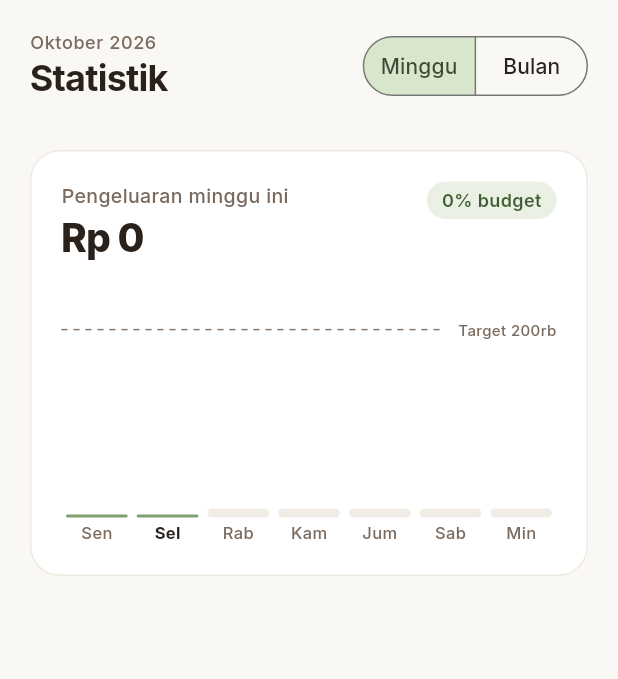
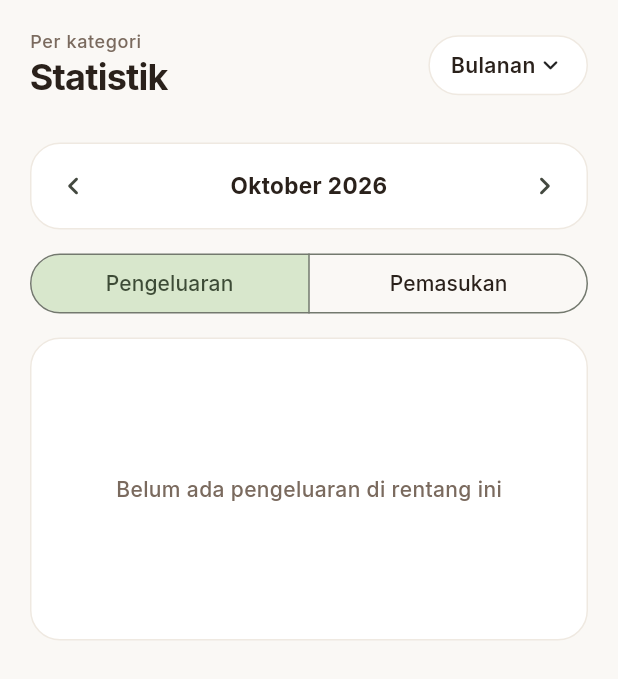
Before and after one commit to Lim018/koin, a Flutter app: the InsightView widget shown alone on an empty page, opened directly with empty values, on a phone screen of 412 x 824 dp. Shown: the top 679 px of the screen. Run offline on Flutter 3.47's test engine with Material 3 defaults, Android fonts, the phone set to English and light mode, and no system bars; our stand-ins replace flutter_riverpod, isar_community; missing offline and left inert: home_widget; accounts and stored records are empty; generated files the repository leaves out were written again.

Commit message:
Statistik grafik bulat per kategori dengan filter rentang
Tab Grafik kini menampilkan diagram donat pengeluaran/pemasukan per
kategori beserta persentasenya, dengan pilihan Mingguan, Bulanan,
Tahunan, atau Periode (rentang tanggal bebas).

```diff
--- a/lib/core/budget/budget.dart
+++ b/lib/core/budget/budget.dart
@@ -38,6 +38,9 @@ DateRange weekRange(DateTime t) {
 
 DateRange monthRange(DateTime t) =>
     (start: DateTime(t.year, t.month), end: DateTime(t.year, t.month + 1));
+
+DateRange yearRange(DateTime t) =>
+    (start: DateTime(t.year), end: DateTime(t.year + 1));
 
 /// Every entry ever recorded (account balances, profile stats).
 final allTime = (start: DateTime(1970), end: DateTime(9999));
--- a/lib/core/providers.dart
+++ b/lib/core/providers.dart
@@ -44,9 +44,8 @@ final accountsProvider = StreamProvider<List<Account>>(
 
 /// Built-in plus user-added categories.
 final categoriesProvider = StreamProvider<Categories>(
-  (ref) => ref.watch(repositoryProvider).watchCustomCategories().map(
-    Categories.new,
-  ),
+  (ref) =>
+      ref.watch(repositoryProvider).watchCustomCategories().map(Categories.new),
 );
 
 /// Equipped pet, accessory and habitat; the default look while loading.
--- a/lib/features/insight/insight_page.dart
+++ b/lib/features/insight/insight_page.dart
@@ -1,17 +1,44 @@
+import 'dart:math' as math;
+
 import 'package:flutter/material.dart';
 import 'package:flutter_riverpod/flutter_riverpod.dart';
 import 'package:intl/intl.dart';
 
 import '../../core/budget/budget.dart';
+import '../../core/categories.dart';
+import '../../core/db/transaction.dart';
 import '../../core/format.dart';
 import '../../core/providers.dart';
 import '../../core/theme/app_colors.dart';
 import '../../ui/cozy.dart';
 import '../shell/home_shell.dart';
 
-enum _Period { week, month }
+enum _Period {
+  weekly('Mingguan'),
+  monthly('Bulanan'),
+  annually('Tahunan'),
+  custom('Periode');
 
-/// Spending per day vs. the daily target.
+  const _Period(this.label);
+
+  final String label;
+}
+
+/// Slice colours by rank, largest category first.
+const _sliceColors = [
+  Color(0xFFF2735F),
+  Color(0xFFF79A5B),
+  Color(0xFFF6C344),
+  Color(0xFFE9DC4A),
+  Color(0xFFB5D65A),
+  Color(0xFF7FB77E),
+  Color(0xFF6FA8C9),
+  Color(0xFFA78BC9),
+];
+const _restColor = Color(0xFFC9BFB4);
+
+/// Spending (or income) per category as a pie chart, for a week, month, year
+/// or a picked period.
 class InsightView extends ConsumerStatefulWidget {
   const InsightView({super.key, required this.viewSwitch});
 
@@ -23,16 +50,71 @@ class InsightView extends ConsumerStatefulWidget {
 }
 
 class _InsightViewState extends ConsumerState<InsightView> {
-  var _period = _Period.week;
+  var _period = _Period.monthly;
+  var _kind = TransactionKind.expense;
+
+  /// A day inside the shown week/month/year.
+  late DateTime _anchor = dateOnly(DateTime.now());
+
+  /// The picked range for [_Period.custom]; defaults to this month.
+  late DateRange _custom = monthRange(_anchor);
+
+  DateRange get _range => switch (_period) {
+    _Period.weekly => weekRange(_anchor),
+    _Period.monthly => monthRange(_anchor),
+    _Period.annually => yearRange(_anchor),
+    _Period.custom => _custom,
+  };
+
+  void _shift(int delta) => setState(() {
+    final a = _anchor;
+    _anchor = switch (_period) {
+      _Period.weekly => DateTime(a.year, a.month, a.day + 7 * delta),
+      _Period.monthly => DateTime(a.year, a.month + delta),
+      _Period.annually => DateTime(a.year + delta),
+      _Period.custom => a,
+    };
+  });
+
+  Future<void> _pickRange() async {
+    final today = ref.read(todayProvider);
+    final picked = await showDateRangePicker(
+      context: context,
+      firstDate: DateTime(2000),
+      lastDate: DateTime(today.year + 1, 12, 31),
+      initialDateRange: DateTimeRange(
+        start: _custom.start,
+        end: _custom.end.subtract(const Duration(days: 1)),
+      ),
+      helpText: 'Pilih periode',
+      saveText: 'PAKAI',
+    );
+    if (picked == null) return;
+    setState(() {
+      _custom = (
+        start: dateOnly(picked.start),
+        end: DateTime(picked.end.year, picked.end.month, picked.end.day + 1),
+      );
+    });
+  }
+
+  String _label(DateRange r) {
+    final last = DateTime(r.end.year, r.end.month, r.end.day - 1);
+    return switch (_period) {
+      _Period.monthly => DateFormat('MMMM yyyy', 'id_ID').format(r.start),
+      _Period.annually => '${r.start.year}',
+      _ =>
+        '${DateFormat('d MMM', 'id_ID').format(r.start)} – '
+            '${DateFormat('d MMM yyyy', 'id_ID').format(last)}',
+    };
+  }
 
   @override
   Widget build(BuildContext context) {
-    final today = ref.watch(todayProvider);
-    final range = _period == _Period.week
-        ? weekRange(today)
-        : monthRange(today);
+    final range = _range;
     final txs = ref.watch(transactionsProvider(range));
-    final user = ref.watch(userStateProvider);
+    final categories =
+        ref.watch(categoriesProvider).valueOrNull ?? Categories();
 
     return SafeArea(
       bottom: false,
@@ -40,34 +122,81 @@ class _InsightViewState extends ConsumerState<InsightView> {
         padding: const EdgeInsets.fromLTRB(20, 20, 20, navBarClearance),
         children: [
           PageHeader(
-            context: DateFormat('MMMM yyyy', 'id_ID').format(today),
+            context: 'Per kategori',
             title: 'Statistik',
             actions: [
-              SegmentedButton<_Period>(
-                showSelectedIcon: false,
-                segments: const [
-                  ButtonSegment(value: _Period.week, label: Text('Minggu')),
-                  ButtonSegment(value: _Period.month, label: Text('Bulan')),
+              PopupMenuButton<_Period>(
+                tooltip: 'Pilih rentang',
+                initialValue: _period,
+                onSelected: (p) {
+                  setState(() => _period = p);
+                  if (p == _Period.custom) _pickRange();
+                },
+                itemBuilder: (context) => [
+                  for (final p in _Period.values)
+                    PopupMenuItem(value: p, child: Text(p.label)),
                 ],
-                selected: {_period},
-                onSelectionChanged: (s) => setState(() => _period = s.first),
+                child: Container(
+                  height: 40,
+                  padding: const EdgeInsets.symmetric(horizontal: 14),
+                  decoration: BoxDecoration(
+                    color: AppColors.card,
+                    borderRadius: BorderRadius.circular(20),
+                    border: Border.all(color: AppColors.cardBorder),
+                  ),
+                  child: Row(
+                    mainAxisSize: MainAxisSize.min,
+                    children: [
+                      Text(
+                        _period.label,
+                        style: const TextStyle(
+                          fontSize: 14,
+                          fontWeight: FontWeight.w600,
+                        ),
+                      ),
+                      const Icon(Icons.expand_more_rounded, size: 20),
+                    ],
+                  ),
+                ),
               ),
             ],
           ),
           const SizedBox(height: 16),
           widget.viewSwitch,
-          const SizedBox(height: 16),
-          switch ((txs, user)) {
-            (AsyncData(value: final t), AsyncData(value: final u)) =>
-              _SpendingCard(
-                period: _period,
-                range: range,
-                today: today,
-                totals: dailyTotals(t),
-                dailyBudget: u.dailyBudgetTarget,
+          const SizedBox(height: 12),
+          _RangeBar(
+            label: _label(range),
+            onPrevious: _period == _Period.custom ? null : () => _shift(-1),
+            onNext: _period == _Period.custom ? null : () => _shift(1),
+            onPick: _period == _Period.custom ? _pickRange : null,
           ),
-            (AsyncError(:final error), _) ||
-            (_, AsyncError(:final error)) => ErrorText(error),
+          const SizedBox(height: 12),
+          SegmentedButton<TransactionKind>(
+            showSelectedIcon: false,
+            expandedInsets: EdgeInsets.zero,
+            segments: const [
+              ButtonSegment(
+                value: TransactionKind.expense,
+                label: Text('Pengeluaran'),
+              ),
+              ButtonSegment(
+                value: TransactionKind.income,
+                label: Text('Pemasukan'),
+              ),
+            ],
+            selected: {_kind},
+            onSelectionChanged: (s) => setState(() => _kind = s.first),
+          ),
+          const SizedBox(height: 12),
+          switch (txs) {
+            AsyncData(value: final t) => _Breakdown(
+              kind: _kind,
+              slices: _slices([
+                for (final x in t)
+                  if (x.kind == _kind) x,
+              ], categories),
+            ),
+            AsyncError(:final error) => ErrorText(error),
             _ => const SizedBox(
               height: 280,
               child: Center(child: CircularProgressIndicator()),
@@ -79,85 +208,222 @@ class _InsightViewState extends ConsumerState<InsightView> {
   }
 }
 
-class _SpendingCard extends StatelessWidget {
-  const _SpendingCard({
-    required this.period,
-    required this.range,
-    required this.today,
-    required this.totals,
-    required this.dailyBudget,
+typedef _Slice = ({TxCategory category, double amount, Color color});
+
+/// Totals per category, largest first, coloured by rank.
+List<_Slice> _slices(List<Transaction> txs, Categories categories) {
+  final byLabel = <String, ({TxCategory category, double amount})>{};
+  for (final t in txs) {
+    final c = categories.of(t);
+    final prev = byLabel[c.label];
+    byLabel[c.label] = (category: c, amount: (prev?.amount ?? 0) + t.amount);
+  }
+  final sorted = byLabel.values.toList()
+    ..sort((a, b) => b.amount.compareTo(a.amount));
+  return [
+    for (final (i, s) in sorted.indexed)
+      (
+        category: s.category,
+        amount: s.amount,
+        color: i < _sliceColors.length ? _sliceColors[i] : _restColor,
+      ),
+  ];
+}
+
+class _RangeBar extends StatelessWidget {
+  const _RangeBar({
+    required this.label,
+    required this.onPrevious,
+    required this.onNext,
+    required this.onPick,
   });
 
-  final _Period period;
-  final DateRange range;
-  final DateTime today;
-  final Map<DateTime, double> totals;
-  final double dailyBudget;
+  final String label;
+  final VoidCallback? onPrevious;
+  final VoidCallback? onNext;
+
+  /// Opens the range picker ([_Period.custom] only).
+  final VoidCallback? onPick;
 
   @override
   Widget build(BuildContext context) {
-    final days = [
-      for (
-        var d = range.start;
-        d.isBefore(range.end);
-        d = DateTime(d.year, d.month, d.day + 1)
+    final pick = onPick;
+    return CozyCard(
+      radius: 20,
+      padding: const EdgeInsets.symmetric(horizontal: 4, vertical: 4),
+      child: Row(
+        children: [
+          if (pick == null)
+            IconButton(
+              tooltip: 'Sebelumnya',
+              onPressed: onPrevious,
+              icon: const Icon(Icons.chevron_left_rounded),
+            ),
+          Expanded(
+            child: pick == null
+                ? Text(
+                    label,
+                    textAlign: TextAlign.center,
+                    style: const TextStyle(
+                      fontSize: 15,
+                      fontWeight: FontWeight.w700,
+                    ),
                   )
-        d,
-    ];
-    final total = totals.values.fold(0.0, (a, b) => a + b);
-    final budget = dailyBudget * days.length;
-    final ratio = budget > 0 ? total / budget : 0.0;
-    final isWeek = period == _Period.week;
+                : TextButton.icon(
+                    onPressed: pick,
+                    icon: const Icon(Icons.date_range_rounded),
+                    label: Text(label),
+                  ),
+          ),
+          if (pick == null)
+            IconButton(
+              tooltip: 'Berikutnya',
+              onPressed: onNext,
+              icon: const Icon(Icons.chevron_right_rounded),
+            ),
+        ],
+      ),
+    );
+  }
+}
 
+class _Breakdown extends StatelessWidget {
+  const _Breakdown({required this.kind, required this.slices});
+
+  final TransactionKind kind;
+  final List<_Slice> slices;
+
+  @override
+  Widget build(BuildContext context) {
+    final income = kind == TransactionKind.income;
+    final total = slices.fold(0.0, (a, s) => a + s.amount);
+    if (total <= 0) {
       return CozyCard(
+        child: SizedBox(
+          height: 160,
+          child: Center(
+            child: Text(
+              income
+                  ? 'Belum ada pemasukan di rentang ini'
+                  : 'Belum ada pengeluaran di rentang ini',
+              style: const TextStyle(color: AppColors.textSecondary),
+            ),
+          ),
+        ),
+      );
+    }
+
+    return Column(
+      children: [
+        CozyCard(
+          child: Center(
+            child: SizedBox.square(
+              dimension: 220,
+              child: Semantics(
+                label: [
+                  for (final s in slices)
+                    '${s.category.label} '
+                        '${(s.amount / total * 100).round()} persen',
+                ].join(', '),
+                excludeSemantics: true,
+                child: CustomPaint(
+                  painter: _PiePainter(slices: slices, total: total),
+                  child: Center(
                     child: Column(
-        crossAxisAlignment: CrossAxisAlignment.start,
-        children: [
-          Row(
-            crossAxisAlignment: CrossAxisAlignment.start,
-            children: [
-              Expanded(
-                child: Column(
-                  crossAxisAlignment: CrossAxisAlignment.start,
+                      mainAxisSize: MainAxisSize.min,
                       children: [
                         Text(
-                      isWeek
-                          ? 'Pengeluaran minggu ini'
-                          : 'Pengeluaran bulan ini',
+                          income ? 'Pemasukan' : 'Pengeluaran',
                           style: const TextStyle(
-                        fontSize: 13,
+                            fontSize: 12,
                             color: AppColors.textSecondary,
                           ),
                         ),
                         Text(
-                      formatRupiah(total),
+                          formatShort(total),
                           style: const TextStyle(
-                        fontSize: 26,
+                            fontSize: 24,
                             fontWeight: FontWeight.w800,
-                        letterSpacing: -0.6,
+                            letterSpacing: -0.5,
                           ),
                         ),
                       ],
                     ),
                   ),
-              StatusPill(
-                label: '${(ratio * 100).round()}% budget',
-                over: ratio > 1,
+                ),
+              ),
+            ),
+          ),
+        ),
+        const SizedBox(height: 12),
+        CozyCard(
+          padding: const EdgeInsets.symmetric(vertical: 6),
+          child: Column(
+            children: [
+              for (final (i, s) in slices.indexed) ...[
+                if (i > 0)
+                  const Divider(
+                    height: 1,
+                    indent: 16,
+                    endIndent: 16,
+                    color: AppColors.track,
+                  ),
+                _SliceRow(slice: s, share: s.amount / total),
+              ],
+            ],
+          ),
         ),
       ],
+    );
+  }
+}
+
+class _SliceRow extends StatelessWidget {
+  const _SliceRow({required this.slice, required this.share});
+
+  final _Slice slice;
+  final double share;
+
+  @override
+  Widget build(BuildContext context) {
+    return Padding(
+      padding: const EdgeInsets.symmetric(horizontal: 16, vertical: 12),
+      child: Row(
+        children: [
+          Container(
+            width: 48,
+            padding: const EdgeInsets.symmetric(vertical: 4),
+            alignment: Alignment.center,
+            decoration: BoxDecoration(
+              color: slice.color,
+              borderRadius: BorderRadius.circular(8),
             ),
-          const SizedBox(height: 16),
-          SizedBox(
-            height: 170,
-            child: _BarChart(
-              days: days,
-              today: today,
-              totals: totals,
-              dailyBudget: dailyBudget,
-              labelFor: isWeek
-                  ? (d) => DateFormat.E('id_ID').format(d)
-                  : (d) => (d.day == 1 || d.day % 7 == 0) ? '${d.day}' : '',
-              showValues: isWeek,
+            child: Text(
+              '${(share * 100).round()}%',
+              style: const TextStyle(
+                fontSize: 12,
+                fontWeight: FontWeight.w700,
+                color: AppColors.textPrimary,
+              ),
+            ),
+          ),
+          const SizedBox(width: 12),
+          Text(slice.category.emoji, style: const TextStyle(fontSize: 18)),
+          const SizedBox(width: 8),
+          Expanded(
+            child: Text(
+              slice.category.label,
+              maxLines: 1,
+              overflow: TextOverflow.ellipsis,
+              style: const TextStyle(fontSize: 14, fontWeight: FontWeight.w600),
+            ),
+          ),
+          Text(
+            formatRupiah(slice.amount),
+            style: const TextStyle(
+              fontSize: 14,
+              fontWeight: FontWeight.w700,
+              fontFeatures: [FontFeature.tabularFigures()],
             ),
           ),
         ],
@@ -166,182 +432,42 @@ class _SpendingCard extends StatelessWidget {
   }
 }
 
-class _BarChart extends StatelessWidget {
-  const _BarChart({
-    required this.days,
-    required this.today,
-    required this.totals,
-    required this.dailyBudget,
-    required this.labelFor,
-    required this.showValues,
-  });
+/// Donut chart: one arc per slice, clockwise from 12 o'clock.
+class _PiePainter extends CustomPainter {
+  _PiePainter({required this.slices, required this.total});
 
-  final List<DateTime> days;
-  final DateTime today;
-  final Map<DateTime, double> totals;
-  final double dailyBudget;
-  final String Function(DateTime) labelFor;
-  final bool showValues;
+  final List<_Slice> slices;
+  final double total;
 
-  static const _labelHeight = 18.0;
-  static const _valueHeight = 16.0;
+  static const _thickness = 44.0;
 
   @override
-  Widget build(BuildContext context) {
-    final maxDay = totals.values.fold(0.0, (a, b) => a > b ? a : b);
-    final scale = (maxDay > dailyBudget ? maxDay : dailyBudget) * 1.15;
-
-    return LayoutBuilder(
-      builder: (context, c) {
-        final plot = c.maxHeight - _labelHeight - _valueHeight;
-        final targetY = scale > 0 ? plot * dailyBudget / scale : 0.0;
-
-        return Stack(
-          children: [
-            Positioned(
-              left: 0,
-              right: 0,
-              bottom: _labelHeight + targetY,
-              child: Row(
-                children: [
-                  const Expanded(child: _DashedLine()),
-                  Text(
-                    ' Target ${formatShort(dailyBudget)}',
-                    style: const TextStyle(
-                      fontSize: 10,
-                      color: AppColors.textSecondary,
-                    ),
-                  ),
-                ],
-              ),
-            ),
-            Row(
-              crossAxisAlignment: CrossAxisAlignment.end,
-              children: [
-                for (final d in days)
-                  Expanded(
-                    child: _Bar(
-                      value: totals[d] ?? 0,
-                      height: scale > 0 ? plot * (totals[d] ?? 0) / scale : 0,
-                      over: (totals[d] ?? 0) > dailyBudget,
-                      isFuture: d.isAfter(today),
-                      isToday: d == today,
-                      label: labelFor(d),
-                      showValue: showValues,
-                      gap: days.length > 7 ? 1.5 : 6,
-                    ),
-                  ),
-              ],
-            ),
-          ],
+  void paint(Canvas canvas, Size size) {
+    final rect = Rect.fromCircle(
+      center: size.center(Offset.zero),
+      radius: size.shortestSide / 2 - _thickness / 2,
     );
-      },
+    final paint = Paint()
+      ..style = PaintingStyle.stroke
+      ..strokeWidth = _thickness;
+    // Thin gaps between slices, unless one slice is the whole circle.
+    final gap = slices.length > 1 ? 0.02 : 0.0;
+    var start = -math.pi / 2;
+    for (final s in slices) {
+      final sweep = s.amount / total * 2 * math.pi;
+      paint.color = s.color;
+      canvas.drawArc(
+        rect,
+        start + gap / 2,
+        math.max(sweep - gap, 0.001),
+        false,
+        paint,
       );
+      start += sweep;
     }
   }
 
-class _Bar extends StatelessWidget {
-  const _Bar({
-    required this.value,
-    required this.height,
-    required this.over,
-    required this.isFuture,
-    required this.isToday,
-    required this.label,
-    required this.showValue,
-    required this.gap,
-  });
-
-  final double value;
-  final double height;
-  final bool over;
-  final bool isFuture;
-  final bool isToday;
-  final String label;
-  final bool showValue;
-  final double gap;
-
   @override
-  Widget build(BuildContext context) {
-    final color = isFuture
-        ? AppColors.track
-        : over
-        ? AppColors.sunsetSoft
-        : AppColors.sageSoft;
-
-    return Padding(
-      padding: EdgeInsets.symmetric(horizontal: gap / 2),
-      child: Column(
-        mainAxisAlignment: MainAxisAlignment.end,
-        children: [
-          SizedBox(
-            height: _BarChart._valueHeight,
-            child: showValue && value > 0
-                ? Text(
-                    formatShort(value),
-                    style: TextStyle(
-                      fontSize: 10,
-                      fontWeight: FontWeight.w600,
-                      color: over
-                          ? AppColors.sunsetInk
-                          : AppColors.textSecondary,
-                    ),
-                  )
-                : null,
-          ),
-          AnimatedContainer(
-            duration: const Duration(milliseconds: 300),
-            height: isFuture ? 6 : height.clamp(2, double.infinity),
-            decoration: BoxDecoration(
-              color: color,
-              borderRadius: BorderRadius.circular(gap > 2 ? 6 : 2),
-            ),
-          ),
-          SizedBox(
-            height: _BarChart._labelHeight,
-            child: Align(
-              alignment: Alignment.bottomCenter,
-              child: Text(
-                label,
-                maxLines: 1,
-                overflow: TextOverflow.visible,
-                softWrap: false,
-                style: TextStyle(
-                  fontSize: 11,
-                  fontWeight: isToday ? FontWeight.w700 : FontWeight.w500,
-                  color: isToday
-                      ? AppColors.textPrimary
-                      : AppColors.textSecondary,
-                ),
-              ),
-            ),
-          ),
-        ],
-      ),
-    );
+  bool shouldRepaint(_PiePainter old) =>
+      old.slices != slices || old.total != total;
 }
-}
-
-class _DashedLine extends StatelessWidget {
-  const _DashedLine();
-
-  @override
-  Widget build(BuildContext context) {
-    return LayoutBuilder(
-      builder: (context, c) {
-        final count = (c.maxWidth / 8).floor();
-        return Row(
-          children: [
-            for (var i = 0; i < count; i++)
-              Container(
-                width: 4,
-                height: 1,
-                margin: const EdgeInsets.only(right: 4),
-                color: AppColors.textMuted,
-              ),
-          ],
-        );
-      },
-    );
-  }
-}
```
Lines whose indentation alone changed are shown as unchanged.
